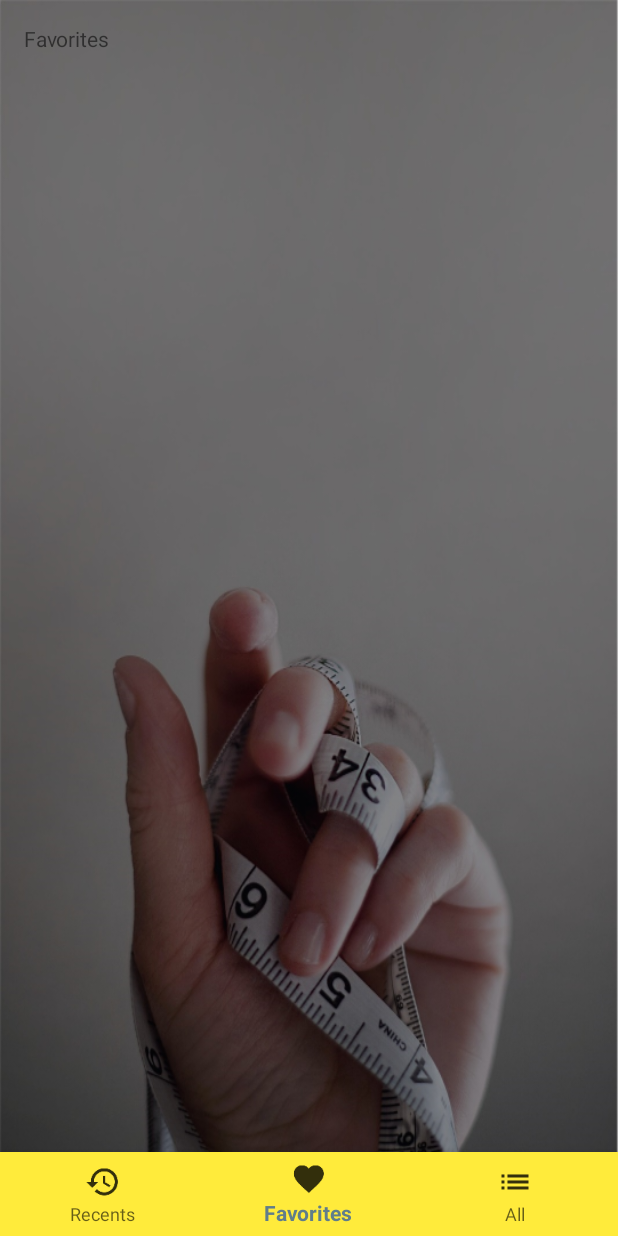
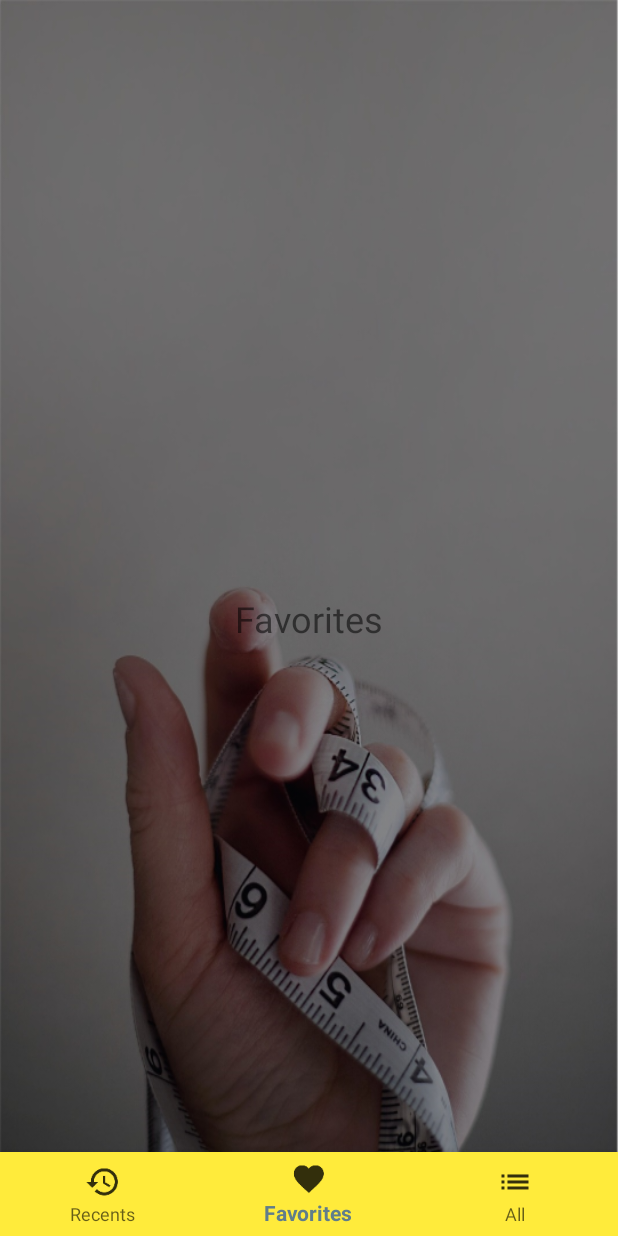
Before and after one commit to jamiuo/Measure, an Android app: the MeasurementsListPage screen opened directly, with no data from a screen before it, item 2 of the bottom bar chosen, on a phone screen of 412 x 824 dp. Run offline under Robolectric (Android 15) with nearby library versions, the phone set to English and light mode, and no system bars.

Commit message:
Improved the Bottom Navigation Bar

```diff
--- /dev/null
+++ b/app/src/main/java/ng/com/mistaglobe/measure/AllFragment.java
@@ -0,0 +1,21 @@
+package ng.com.mistaglobe.measure;
+
+import android.content.Context;
+import android.net.Uri;
+import android.os.Bundle;
+import android.support.v4.app.Fragment;
+import android.view.LayoutInflater;
+import android.view.View;
+import android.view.ViewGroup;
+
+public class AllFragment extends Fragment {
+
+    public static AllFragment newInstance() {
+        return new AllFragment();
+    }
+
+    @Override
+    public View onCreateView(LayoutInflater inflater, ViewGroup container, Bundle savedInstanceState) {
+        return inflater.inflate(R.layout.fragment_all, container, false);
+    }
+}
--- /dev/null
+++ b/app/src/main/java/ng/com/mistaglobe/measure/FavoritesFragment.java
@@ -0,0 +1,21 @@
+package ng.com.mistaglobe.measure;
+
+import android.content.Context;
+import android.net.Uri;
+import android.os.Bundle;
+import android.support.v4.app.Fragment;
+import android.view.LayoutInflater;
+import android.view.View;
+import android.view.ViewGroup;
+
+public class FavoritesFragment extends Fragment {
+
+    public static FavoritesFragment newInstance() {
+        return new FavoritesFragment();
+    }
+
+    @Override
+    public View onCreateView(LayoutInflater inflater, ViewGroup container, Bundle savedInstanceState) {
+        return inflater.inflate(R.layout.fragment_favorites, container, false);
+    }
+}
--- a/app/src/main/java/ng/com/mistaglobe/measure/MeasurementsListPage.java
+++ b/app/src/main/java/ng/com/mistaglobe/measure/MeasurementsListPage.java
@@ -1,44 +1,68 @@
 package ng.com.mistaglobe.measure;
 
+import android.app.FragmentTransaction;
 import android.os.Bundle;
 import android.support.annotation.NonNull;
 import android.support.design.widget.BottomNavigationView;
 import android.support.v7.app.AppCompatActivity;
 import android.view.MenuItem;
-import android.widget.TextView;
 
 public class MeasurementsListPage extends AppCompatActivity {
-
-    private TextView mTextMessage;
-
-    private BottomNavigationView.OnNavigationItemSelectedListener mOnNavigationItemSelectedListener
-            = new BottomNavigationView.OnNavigationItemSelectedListener() {
-
-        @Override
-        public boolean onNavigationItemSelected(@NonNull MenuItem item) {
-            switch (item.getItemId()) {
-                case R.id.navigation_recents:
-                    mTextMessage.setText(R.string.title_home);
-                    return true;
-                case R.id.navigation_favorites:
-                    mTextMessage.setText(R.string.favorites);
-                    return true;
-                case R.id.navigation_all:
-                    mTextMessage.setText(R.string.recents);
-                    return true;
-            }
-            return false;
-        }
-    };
+    private BottomNavigationView measurementsBottomNavView;
 
     @Override
     protected void onCreate(Bundle savedInstanceState) {
         super.onCreate(savedInstanceState);
         setContentView(R.layout.activity_measurements_list_page);
 
-        mTextMessage = (TextView) findViewById(R.id.message);
-        BottomNavigationView navigation = (BottomNavigationView) findViewById(R.id.navigation);
-        navigation.setOnNavigationItemSelectedListener(mOnNavigationItemSelectedListener);
+        setupBottomNavigation();
+
+        if(savedInstanceState == null) {
+            loadAllFragment();
+        }
     }
 
+    private void setupBottomNavigation() {
+        measurementsBottomNavView = findViewById(R.id.bottom_navigation);
+
+        measurementsBottomNavView.setOnNavigationItemSelectedListener(new BottomNavigationView.OnNavigationItemSelectedListener() {
+            @Override
+            public boolean onNavigationItemSelected(@NonNull MenuItem item) {
+
+                switch (item.getItemId()) {
+                    case R.id.navigation_recents:
+                        loadRecentsFragment();
+                        return true;
+                    case R.id.navigation_favorites:
+                        loadFavoritesFragment();
+                        return true;
+                    case R.id.navigation_all:
+                        loadAllFragment();
+                        return true;
+                }
+                return false;
+            }
+        });
+    }
+
+    private void loadRecentsFragment() {
+        RecentsFragment fragment = RecentsFragment.newInstance();
+        android.support.v4.app.FragmentTransaction ft = getSupportFragmentManager().beginTransaction();
+        ft.replace(R.id.fragment_frame, fragment);
+        ft.commit();
+    }
+
+    private void loadFavoritesFragment() {
+        FavoritesFragment fragment = FavoritesFragment.newInstance();
+        android.support.v4.app.FragmentTransaction ft = getSupportFragmentManager().beginTransaction();
+        ft.replace(R.id.fragment_frame, fragment);
+        ft.commit();
+    }
+
+    private void loadAllFragment() {
+        AllFragment fragment = AllFragment.newInstance();
+        android.support.v4.app.FragmentTransaction ft = getSupportFragmentManager().beginTransaction();
+        ft.replace(R.id.fragment_frame, fragment);
+        ft.commit();
+    }
 }
--- a/app/src/main/res/layout/activity_measurements_list_page.xml
+++ b/app/src/main/res/layout/activity_measurements_list_page.xml
@@ -8,19 +8,10 @@
     android:background="@drawable/app_background"
     tools:context=".MeasurementsListPage">
 
-    <TextView
-        android:id="@+id/message"
-        android:layout_width="wrap_content"
-        android:layout_height="wrap_content"
-        android:layout_marginLeft="@dimen/activity_horizontal_margin"
-        android:layout_marginStart="@dimen/activity_horizontal_margin"
-        android:layout_marginTop="@dimen/activity_vertical_margin"
-        android:text="@string/title_home"
-        app:layout_constraintLeft_toLeftOf="parent"
-        app:layout_constraintTop_toTopOf="parent" />
+    <include layout="@layout/content_measurements" />
 
     <android.support.design.widget.BottomNavigationView
-        android:id="@+id/navigation"
+        android:id="@+id/bottom_navigation"
         android:layout_width="0dp"
         android:layout_height="wrap_content"
         android:background="@color/colorAccent"
--- /dev/null
+++ b/app/src/main/res/layout/content_measurements.xml
@@ -0,0 +1,20 @@
+<?xml version="1.0" encoding="utf-8"?>
+<android.support.constraint.ConstraintLayout xmlns:android="http://schemas.android.com/apk/res/android"
+    android:layout_width="match_parent"
+    android:layout_height="match_parent"
+    xmlns:app="http://schemas.android.com/apk/res-auto"
+    xmlns:tools="http://schemas.android.com/tools"
+    app:layout_behavior="@string/appbar_scrolling_view_behavior"
+    tools:context=".MeasurementsListPage"
+    tools:showIn="@layout/activity_measurements_list_page">
+
+    <FrameLayout
+        android:id="@+id/fragment_frame"
+        android:layout_width="wrap_content"
+        android:layout_height="wrap_content"
+        app:layout_constraintBottom_toBottomOf="parent"
+        app:layout_constraintLeft_toLeftOf="parent"
+        app:layout_constraintRight_toRightOf="parent"
+        app:layout_constraintTop_toTopOf="parent" />
+
+</android.support.constraint.ConstraintLayout>
--- /dev/null
+++ b/app/src/main/res/layout/fragment_favorites.xml
@@ -0,0 +1,20 @@
+<?xml version="1.0" encoding="utf-8"?>
+<android.support.constraint.ConstraintLayout xmlns:android="http://schemas.android.com/apk/res/android"
+    xmlns:app="http://schemas.android.com/apk/res-auto"
+    android:layout_width="match_parent"
+    android:layout_height="match_parent"
+    xmlns:tools="http://schemas.android.com/tools"
+    tools:context=".FavoritesFragment">
+
+    <TextView
+        android:id="@+id/favorites_textView"
+        android:layout_width="wrap_content"
+        android:layout_height="wrap_content"
+        android:text="@string/favorites"
+        android:textSize="24sp"
+        app:layout_constraintBottom_toBottomOf="parent"
+        app:layout_constraintEnd_toEndOf="parent"
+        app:layout_constraintStart_toStartOf="parent"
+        app:layout_constraintTop_toTopOf="parent" />
+
+</android.support.constraint.ConstraintLayout>
```
Also changed, not shown: app/src/main/java/ng/com/mistaglobe/measure/RecentsFragment.java (added, +21 -0 lines), app/src/main/res/layout/fragment_all.xml (added, +20 -0 lines), app/src/main/res/layout/fragment_recents.xml (added, +20 -0 lines).
